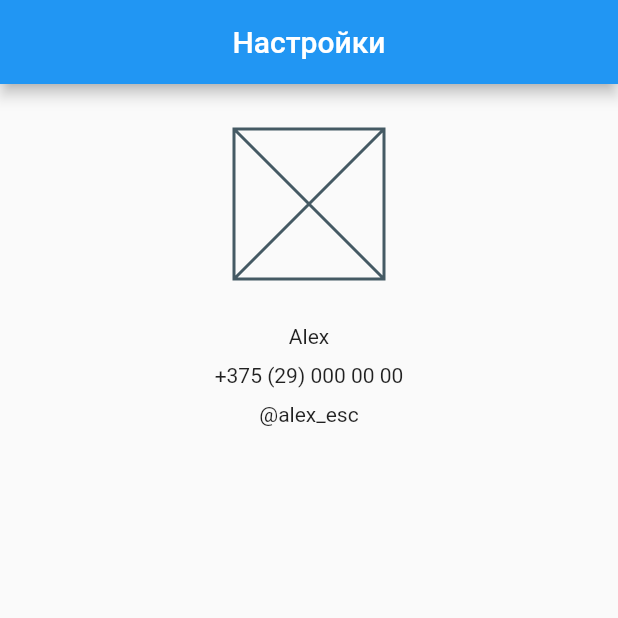
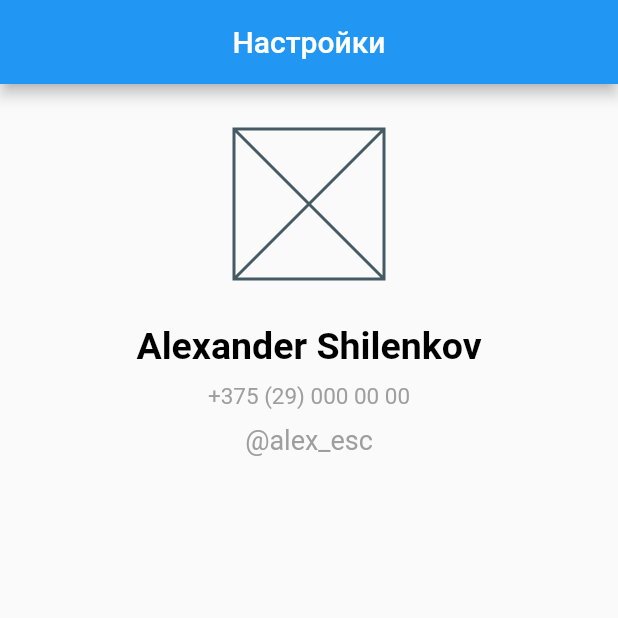
Before and after one commit to Alex-esc1/Flutter_TelegramProfile, a Flutter app: the screen it shows after launch, on a phone screen of 412 x 824 dp, the top half of it. Run offline on Flutter 3.47's test engine with Material 2 defaults, Android fonts, the phone set to English and light mode, and no system bars.

Commit message:
Правка текста, стиль и размер

```diff
--- a/lib/widget/user_profile.dart
+++ b/lib/widget/user_profile.dart
@@ -45,7 +45,10 @@ class _UserLogin extends StatelessWidget {
 
   @override
   Widget build(BuildContext context) {
-    return Text('@alex_esc');
+    return Text(
+      '@alex_esc',
+      style: TextStyle(color: Colors.grey, fontSize: 18),
+    );
   }
 }
 
@@ -56,7 +59,10 @@ class _UserPhone extends StatelessWidget {
 
   @override
   Widget build(BuildContext context) {
-    return Text('+375 (29) 000 00 00');
+    return Text(
+      '+375 (29) 000 00 00',
+      style: TextStyle(color: Colors.grey, fontSize: 15),
+    );
   }
 }
 
@@ -67,7 +73,11 @@ class _UserName extends StatelessWidget {
 
   @override
   Widget build(BuildContext context) {
-    return Text('Alex');
+    return Text(
+      'Alexander Shilenkov',
+      style: TextStyle(
+          color: Colors.black, fontSize: 25, fontWeight: FontWeight.w600),
+    );
   }
 }
 
```
